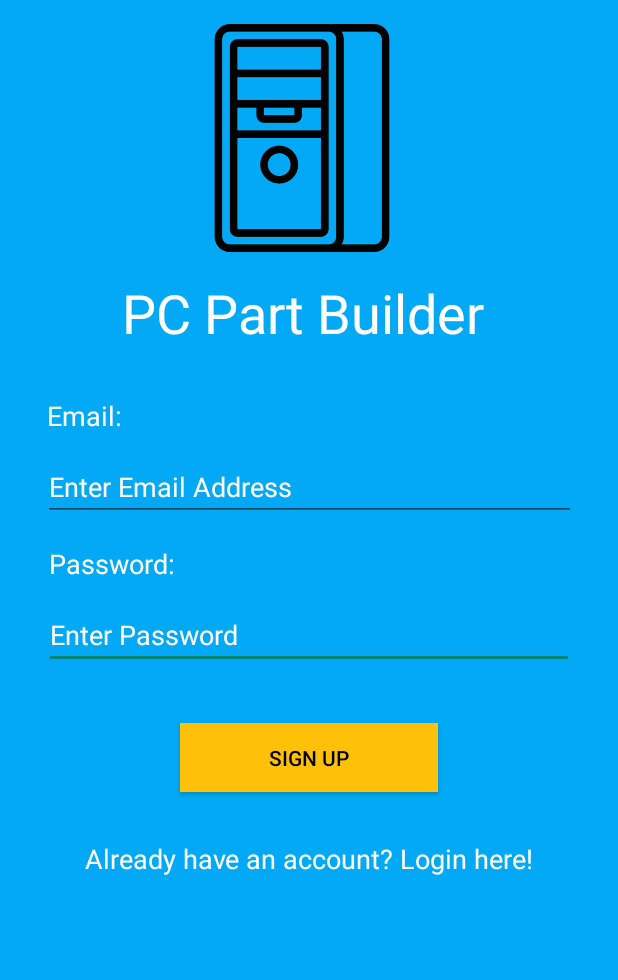
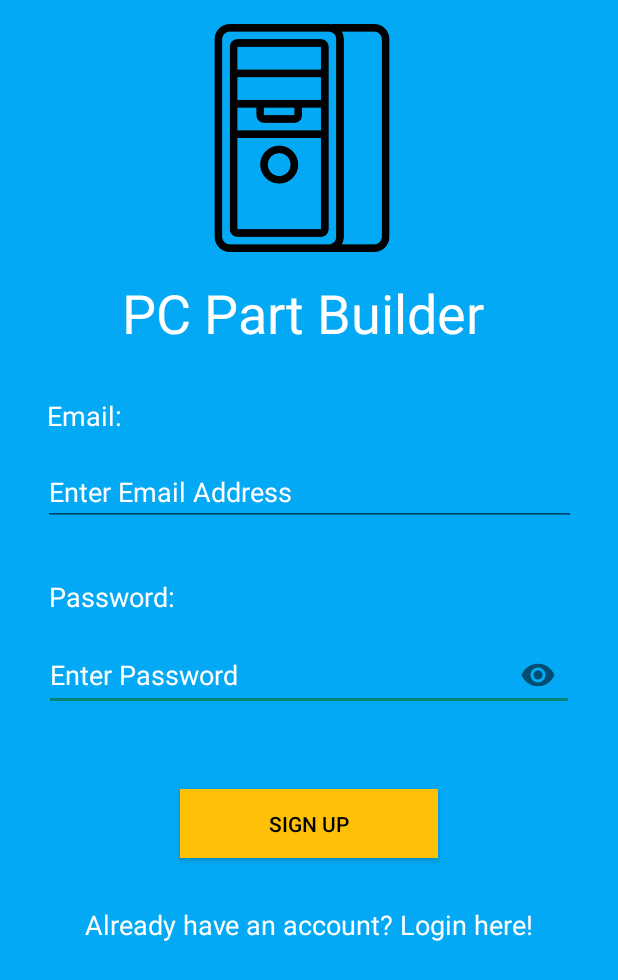
Before and after one commit to ConnerMcGill/HonoursProject, an Android app: the AccountRegisterActivity screen opened directly, with no data from a screen before it, on a phone screen of 412 x 824 dp. Shown: the top 980 px of the screen. Run offline under Robolectric (Android 15) with nearby library versions, the phone set to English and light mode, and no system bars; our stand-ins replace Firebase (no records; nobody signed in at launch, a user with empty details on screens opened directly).

Commit message:
Changed edit text in registration forum to floating labels

```diff
--- a/app/build.gradle
+++ b/app/build.gradle
@@ -1,4 +1,5 @@
 apply plugin: 'com.android.application'
+apply plugin: 'com.google.gms.google-services'
 
 android {
     compileSdkVersion 30
@@ -25,7 +26,9 @@ android {
 dependencies {
     implementation fileTree(dir: "libs", include: ["*.jar"])
     implementation 'androidx.appcompat:appcompat:1.1.0'
+    implementation 'com.google.android.material:material:1.1.0'
     implementation 'androidx.constraintlayout:constraintlayout:1.1.3'
+    implementation 'com.google.firebase:firebase-auth:19.3.1'
     testImplementation 'junit:junit:4.12'
     androidTestImplementation 'androidx.test.ext:junit:1.1.1'
     androidTestImplementation 'androidx.test.espresso:espresso-core:3.2.0'
--- a/app/src/main/java/com/example/honoursproject/AccountRegisterActivity.java
+++ b/app/src/main/java/com/example/honoursproject/AccountRegisterActivity.java
@@ -1,14 +1,97 @@
+/*
+Honours Project - PC part Builder
+File: AccountRegisterActivity Class
+Author: Conner McGill - B00320975
+Date: 2020/08/11
+
+Summary of file:
+
+    This file contains code which allows a user to register for an account. The user must enter a
+    valid email address and password. Once the users details are valid their details will be
+    authenticated and stored on Firebase. The user will then be taken to the MainActivity of the
+    app.
+
+ */
+
 package com.example.honoursproject;
 
 import androidx.appcompat.app.AppCompatActivity;
 
 import android.os.Bundle;
+import android.view.View;
+import android.widget.Button;
+import android.widget.EditText;
+import android.widget.TextView;
+
+import com.google.android.material.textfield.TextInputLayout;
+import com.google.firebase.auth.FirebaseAuth;
 
 public class AccountRegisterActivity extends AppCompatActivity {
+
+
+    //Declare an instance of FirebaseAuth
+    private FirebaseAuth mAuth;
+
+    //Declare instances of user interface elements
+    private TextInputLayout emailRegisterText;
+    private TextInputLayout passwordRegisterText;
+    private Button registerForAccountButton;
+    //Text view that will be used to allow user to switch to LoginAccountActivity
+    private TextView alreadyHaveAnAccountTextView;
+
 
     @Override
     protected void onCreate(Bundle savedInstanceState) {
         super.onCreate(savedInstanceState);
         setContentView(R.layout.activity_account_register);
+
+        //Initialise user interface elements
+        emailRegisterText = findViewById(R.id.text_register_enter_email);
+        passwordRegisterText = findViewById(R.id.text_register_enter_password);
+        alreadyHaveAnAccountTextView = findViewById(R.id.text_login_redirect);
+        registerForAccountButton = findViewById(R.id.button_register);
+
+        //Initialise Firebase Auth instance
+        mAuth = FirebaseAuth.getInstance();
+
+        //Call register new user function when sign up button is pressed
+        registerForAccountButton.setOnClickListener(new View.OnClickListener() {
+            @Override
+            public void onClick(View view) {
+                registerNewUser();
+            }
+        });
     }
+
+
+
+
+    //Validate the users email address
+
+
+
+
+
+
+
+    //Validate the users password
+
+
+    private void registerNewUser() {
+
+        //Store the email and password that was entered into the EditText fields
+        String email, password;
+
+        //email = emailRegisterText.getText().toString();
+        //password = passwordRegisterText.getText().toString();
+
+        //You would call the validation functions that check the email and password are fine
+        //return if they're not
+        //Then run the firebase auth thing and login
+
+        //Then somewhere at the end of the code just have the intent for the textview that
+        //switches to the login activity
+    }
+
+
 }
--- a/app/src/main/java/com/example/honoursproject/LoginAccountActivity.java
+++ b/app/src/main/java/com/example/honoursproject/LoginAccountActivity.java
@@ -27,7 +27,7 @@ import android.widget.TextView;
 
 public class LoginAccountActivity extends AppCompatActivity {
 
-    //Create variables for user interface elements
+    //Declare instances for User Interface elements
     private TextView registerForAccountTextView;
 
 
--- a/app/src/main/res/layout/activity_account_register.xml
+++ b/app/src/main/res/layout/activity_account_register.xml
@@ -37,22 +37,37 @@
         app:layout_constraintStart_toStartOf="parent"
         app:layout_constraintTop_toBottomOf="@+id/text_register_enter_password" />
 
-    <EditText
+
+    <com.google.android.material.textfield.TextInputLayout
         android:id="@+id/text_register_enter_password"
         android:layout_width="353dp"
-        android:layout_height="42dp"
+        android:layout_height="64dp"
         android:layout_marginStart="24dp"
         android:layout_marginTop="16dp"
         android:layout_marginEnd="24dp"
-        android:autofillHints="password"
         android:ems="10"
-        android:hint="@string/login_enter_password_hint"
-        android:inputType="textPassword"
         android:textColor="#FFFFFF"
         android:textColorHint="#FFFFFF"
+        app:errorEnabled="true"
+        app:hintEnabled="false"
+        app:hintTextColor="#FFFFFF"
         app:layout_constraintEnd_toEndOf="parent"
         app:layout_constraintStart_toStartOf="parent"
-        app:layout_constraintTop_toBottomOf="@+id/text_password_register_title" />
+        app:layout_constraintTop_toBottomOf="@+id/text_password_register_title"
+        app:passwordToggleEnabled="true">
+
+        <com.google.android.material.textfield.TextInputEditText
+            android:layout_width="match_parent"
+            android:layout_height="wrap_content"
+            android:ems="10"
+            android:hint="@string/login_enter_password_hint"
+            android:inputType="textPassword"
+            android:textColor="#FFFFFF"
+            android:textColorHint="#FFFFFF"
+            android:textSize="18sp" />
+
+    </com.google.android.material.textfield.TextInputLayout>
+
 
     <TextView
         android:id="@+id/text_password_register_title"
@@ -68,22 +83,36 @@
         app:layout_constraintStart_toStartOf="parent"
         app:layout_constraintTop_toBottomOf="@+id/text_register_enter_email" />
 
-    <EditText
+
+    <com.google.android.material.textfield.TextInputLayout
         android:id="@+id/text_register_enter_email"
         android:layout_width="355dp"
-        android:layout_height="42dp"
+        android:layout_height="64dp"
         android:layout_marginStart="24dp"
         android:layout_marginTop="16dp"
         android:layout_marginEnd="24dp"
-        android:autofillHints="username"
         android:ems="10"
-        android:hint="@string/login_enter_email_address_hint"
-        android:inputType="textWebEmailAddress"
         android:textColor="#FFFFFF"
         android:textColorHint="#FFFFFF"
+        app:errorEnabled="true"
+        app:hintEnabled="false"
+        app:hintTextColor="#FFFFFF"
         app:layout_constraintEnd_toEndOf="parent"
         app:layout_constraintStart_toStartOf="parent"
-        app:layout_constraintTop_toBottomOf="@+id/text_email_register_title" />
+        app:layout_constraintTop_toBottomOf="@+id/text_email_register_title">
+
+        <com.google.android.material.textfield.TextInputEditText
+            android:layout_width="match_parent"
+            android:layout_height="wrap_content"
+            android:ems="10"
+            android:hint="@string/login_enter_email_address_hint"
+            android:inputType="textEmailAddress"
+            android:textColor="#FFFFFF"
+            android:textColorHint="#FFFFFF"
+            android:textSize="18sp" />
+
+    </com.google.android.material.textfield.TextInputLayout>
+
 
     <TextView
         android:id="@+id/text_email_register_title"
--- a/build.gradle
+++ b/build.gradle
@@ -6,6 +6,7 @@ buildscript {
     }
     dependencies {
         classpath "com.android.tools.build:gradle:4.0.1"
+        classpath 'com.google.gms:google-services:4.3.3'
 
         // NOTE: Do not place your application dependencies here; they belong
         // in the individual module build.gradle files
```
Also changed, not shown: 2 other files.
